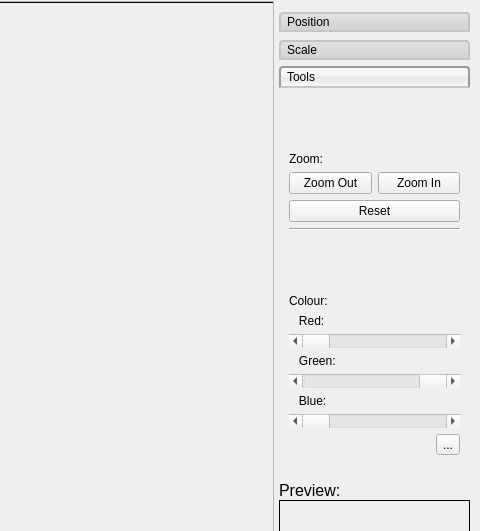
First picture: the form in RTIe/RTIe_builder/marble_Detection.ui, repository Super-SaiyanSandwich/ECMM427, before the edit; both pictures show x 771 to 1251 and y 0 to 531 of the 1251 by 739 pixel window.
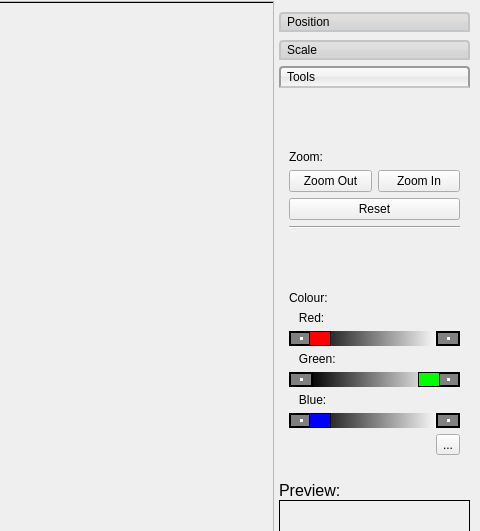
Second picture: the form after the edit.

```diff
--- a/RTIe/RTIe_builder/marble_Detection.ui
+++ b/RTIe/RTIe_builder/marble_Detection.ui
@@ -247,6 +247,14 @@
         </widget>
        </widget>
        <widget class="QWidget" name="tools_Page">
+        <property name="geometry">
+         <rect>
+          <x>0</x>
+          <y>0</y>
+          <width>189</width>
+          <height>375</height>
+         </rect>
+        </property>
         <attribute name="label">
          <string>Tools</string>
         </attribute>
@@ -317,6 +325,50 @@
             </item>
             <item>
              <widget class="QScrollBar" name="horizontal_Scroll_Bar_Red">
+              <property name="autoFillBackground">
+               <bool>false</bool>
+              </property>
+              <property name="styleSheet">
+               <string notr="true">QScrollBar:horizontal {
+    border: 0px solid white;
+    background: qlineargradient(spread:pad, x1:0, y1:0, x2:1, y2:0, stop:0 rgba(0, 0, 0, 255), stop:1 rgba(255, 255, 255, 255));
+    height: 15px;
+    margin: 0px 20px 0 20px;
+}
+
+QScrollBar::handle:horizontal {
+    background: rgb(255, 0, 0);
+    min-width: 20px;
+	border: 1px solid black;
+}
+
+QScrollBar:left-arrow:horizontal, QScrollBar::right-arrow:horizontal {
+    border: 2px solid grey;
+    width: 3px;
+    height: 3px;
+    background: white;
+}
+
+QScrollBar::add-page:horizontal, QScrollBar::sub-page:horizontal {
+    background: none;
+}
+
+QScrollBar::add-line:horizontal {
+    border: 2px solid black;
+    background:grey;
+    width: 20px;
+    subcontrol-position: right;
+    subcontrol-origin: margin;
+}
+
+QScrollBar::sub-line:horizontal {
+    border: 2px solid black;
+    background: grey;
+    width: 20px;
+    subcontrol-position: left;
+    subcontrol-origin: margin;
+}</string>
+              </property>
               <property name="maximum">
                <number>255</number>
               </property>
@@ -334,6 +386,47 @@
             </item>
             <item>
              <widget class="QScrollBar" name="horizontal_Scroll_Bar_Green">
+              <property name="styleSheet">
+               <string notr="true">QScrollBar:horizontal {
+    border: 0px solid white;
+    background: qlineargradient(spread:pad, x1:0, y1:0, x2:1, y2:0, stop:0 rgba(0, 0, 0, 255), stop:1 rgba(255, 255, 255, 255));
+    height: 15px;
+    margin: 0px 20px 0 20px;
+}
+
+QScrollBar::handle:horizontal {
+    background: rgb(0, 255, 0);
+    min-width: 20px;
+	border: 1px solid black;
+}
+
+QScrollBar:left-arrow:horizontal, QScrollBar::right-arrow:horizontal {
+    border: 2px solid grey;
+    width: 3px;
+    height: 3px;
+    background: white;
+}
+
+QScrollBar::add-page:horizontal, QScrollBar::sub-page:horizontal {
+    background: none;
+}
+
+QScrollBar::add-line:horizontal {
+    border: 2px solid black;
+    background:grey;
+    width: 20px;
+    subcontrol-position: right;
+    subcontrol-origin: margin;
+}
+
+QScrollBar::sub-line:horizontal {
+    border: 2px solid black;
+    background: grey;
+    width: 20px;
+    subcontrol-position: left;
+    subcontrol-origin: margin;
+}</string>
+              </property>
               <property name="maximum">
                <number>255</number>
               </property>
@@ -354,6 +447,47 @@
             </item>
             <item>
              <widget class="QScrollBar" name="horizontal_Scroll_Bar_Blue">
+              <property name="styleSheet">
+               <string notr="true">QScrollBar:horizontal {
+    border: 0px solid white;
+    background: qlineargradient(spread:pad, x1:0, y1:0, x2:1, y2:0, stop:0 rgba(0, 0, 0, 255), stop:1 rgba(255, 255, 255, 255));
+    height: 15px;
+    margin: 0px 20px 0 20px;
+}
+
+QScrollBar::handle:horizontal {
+    background: rgb(0, 0, 255);
+    min-width: 20px;
+	border: 1px solid black;
+}
+
+QScrollBar:left-arrow:horizontal, QScrollBar::right-arrow:horizontal {
+    border: 2px solid grey;
+    width: 3px;
+    height: 3px;
+    background: white;
+}
+
+QScrollBar::add-page:horizontal, QScrollBar::sub-page:horizontal {
+    background: none;
+}
+
+QScrollBar::add-line:horizontal {
+    border: 2px solid black;
+    background:grey;
+    width: 20px;
+    subcontrol-position: right;
+    subcontrol-origin: margin;
+}
+
+QScrollBar::sub-line:horizontal {
+    border: 2px solid black;
+    background: grey;
+    width: 20px;
+    subcontrol-position: left;
+    subcontrol-origin: margin;
+}</string>
+              </property>
               <property name="maximum">
                <number>255</number>
               </property>
```
